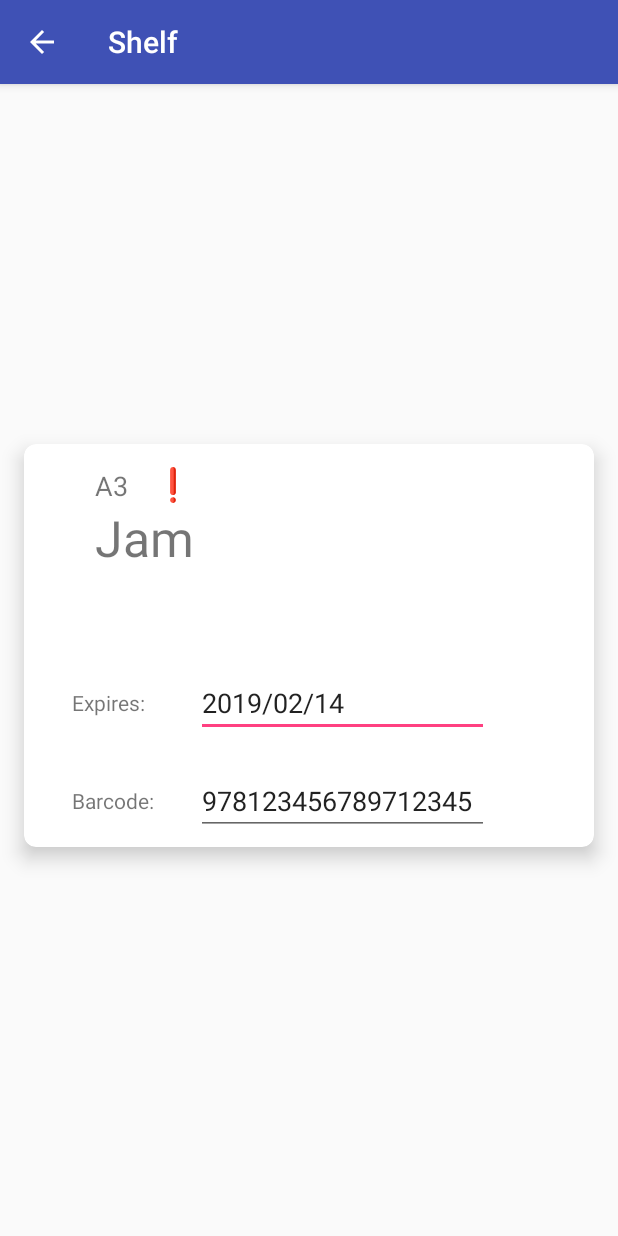
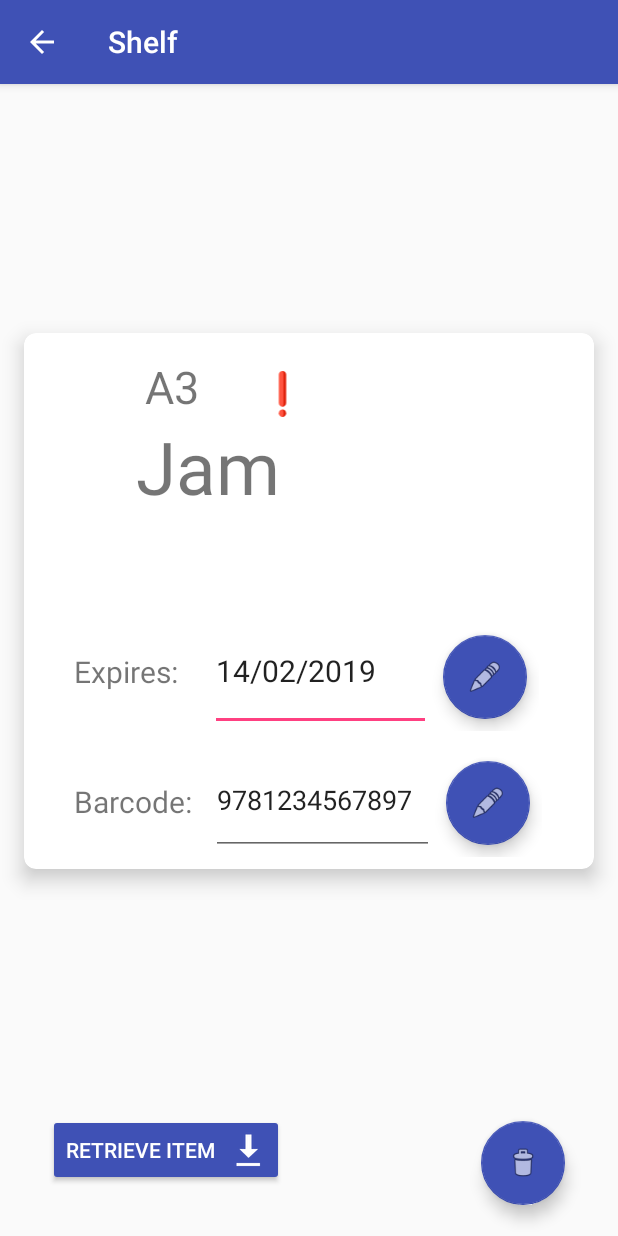
Before and after one commit to Ojasvi-Jalal/SystemDesignProject-Team2, an Android app: the ShelfActivity screen opened directly, with no data from a screen before it, on a phone screen of 412 x 824 dp. Run offline under Robolectric (Android 15) with nearby library versions, the light colour scheme and no system bars.

Commit message:
edit buttons on the card

```diff
--- a/android-app/app/src/main/java/com/example/ojasvi/roboreachapp/ShelfActivity.kt
+++ b/android-app/app/src/main/java/com/example/ojasvi/roboreachapp/ShelfActivity.kt
@@ -4,6 +4,8 @@ import android.content.Intent
 import android.support.v7.app.AppCompatActivity
 import android.os.Bundle
 import android.widget.Button
+import android.widget.EditText
+import android.support.design.widget.FloatingActionButton
 
 class ShelfActivity : AppCompatActivity() {
 
@@ -14,10 +16,17 @@ class ShelfActivity : AppCompatActivity() {
         supportActionBar?.setDisplayHomeAsUpEnabled(true)
 
         // Edit button trigger
-        val editButton = findViewById<Button>(R.id.De)
-        editButton.setOnClickListener {
-            startActivity(Intent(this, EditActivity::class.java))
+        val editButton1 = findViewById<FloatingActionButton>(R.id.editButton1)
+        val editButton2 = findViewById<FloatingActionButton>(R.id.editButton2)
+
+        editButton1.setOnClickListener {
+            val mEdit = findViewById<EditText>(R.id.expiry)
+            mEdit.isEnabled= true
         }
 
+        editButton2.setOnClickListener {
+            val mEdit = findViewById<EditText>(R.id.barcode)
+            mEdit.isEnabled = true
+        }
     }
 }
--- a/android-app/app/src/main/res/layout/activity_edit.xml
+++ b/android-app/app/src/main/res/layout/activity_edit.xml
@@ -126,7 +126,7 @@
             android:orientation="horizontal">
 
             <TextView
-                android:id="@+id/textView6"
+                android:id="@+id/textView7"
                 android:layout_width="100dp"
                 android:layout_height="match_parent"
                 android:layout_weight="1"
--- a/android-app/app/src/main/res/layout/activity_shelf.xml
+++ b/android-app/app/src/main/res/layout/activity_shelf.xml
@@ -22,19 +22,19 @@
         app:cardElevation="8dp"
         app:layout_constraintBottom_toBottomOf="parent"
         app:layout_constraintEnd_toEndOf="parent"
-        app:layout_constraintHorizontal_bias="0.486"
         app:layout_constraintStart_toStartOf="parent"
         app:layout_constraintTop_toTopOf="parent"
-        app:layout_constraintVertical_bias="0.48000002">
+        app:layout_constraintVertical_bias="0.396">
 
         <LinearLayout
             android:id="@+id/linearLayout"
-            android:layout_width="278dp"
+            android:layout_width="313dp"
             android:layout_height="wrap_content"
             android:layout_marginBottom="8dp"
             android:layout_marginEnd="32dp"
             android:layout_marginStart="32dp"
             android:orientation="vertical"
+            android:paddingLeft="1dp"
             app:layout_constraintBottom_toBottomOf="parent"
             app:layout_constraintEnd_toEndOf="parent"
             app:layout_constraintStart_toStartOf="parent"
@@ -42,8 +42,8 @@
             app:layout_constraintVertical_bias="0.13999999">
 
             <LinearLayout
-                android:layout_width="100dp"
-                android:layout_height="100dp"
+                android:layout_width="178dp"
+                android:layout_height="136dp"
                 android:orientation="vertical"
                 android:padding="15dp">
 
@@ -54,85 +54,138 @@
 
                     <TextView
                         android:id="@+id/name"
-                        android:layout_width="match_parent"
+                        android:layout_width="199dp"
                         android:layout_height="wrap_content"
                         android:layout_weight="1"
+                        android:gravity="center_vertical|center_horizontal"
                         android:text="A3"
-                        android:textSize="18sp" />
+                        android:textSize="30sp" />
 
                     <ImageView
                         android:id="@+id/warn"
                         android:layout_width="match_parent"
-                        android:layout_height="wrap_content"
+                        android:layout_height="match_parent"
                         android:layout_weight="1"
+                        android:paddingTop="10sp"
                         android:visibility="visible"
                         app:srcCompat="@drawable/ic_exclamation" />
                 </LinearLayout>
 
                 <TextView
                     android:id="@+id/title"
-                    android:layout_width="match_parent"
-                    android:layout_height="match_parent"
+                    android:layout_width="148dp"
+                    android:layout_height="66dp"
                     android:autoSizeTextType="uniform"
-                    android:gravity="bottom"
+                    android:gravity="center_vertical|fill_vertical|center_horizontal"
                     android:text="Jam"
-                    android:textSize="20sp" />
+                    android:textSize="50sp" />
             </LinearLayout>
 
             <LinearLayout
-                android:layout_width="match_parent"
-                android:layout_height="match_parent"
+                android:layout_width="310dp"
+                android:layout_height="wrap_content"
                 android:layout_marginTop="50dp"
                 android:layout_weight="1"
                 android:orientation="horizontal">
 
                 <TextView
                     android:id="@+id/textView6"
-                    android:layout_width="100dp"
+                    android:layout_width="176dp"
                     android:layout_height="match_parent"
                     android:layout_weight="1"
                     android:gravity="center_vertical"
                     android:text="Expires:"
                     android:textAlignment="textStart"
+                    android:textSize="20sp"
                     tools:layout_editor_absoluteX="36dp"
-                    tools:layout_editor_absoluteY="117dp" />
+                    tools:layout_editor_absoluteY="117dp"
+                    tools:ignore="RtlCompat" />
 
                 <EditText
-                    android:id="@+id/editText2"
+                    android:id="@+id/expiry"
+                    android:layout_width="wrap_content"
+                    android:layout_height="match_parent"
+                    android:layout_weight="1"
+                    android:ems="10"
+                    android:inputType="none"
+                    android:editable="false"
+                    android:text="14/02/2019"
+                    android:textSize="20sp" />
+
+                <android.support.design.widget.FloatingActionButton
+                    android:id="@+id/editButton1"
                     android:layout_width="wrap_content"
                     android:layout_height="wrap_content"
-                    android:layout_weight="1"
-                    android:ems="10"
-                    android:inputType="date"
-                    android:text="2019/02/14" />
+                    android:layout_marginBottom="8dp"
+                    android:layout_marginEnd="8dp"
+                    android:layout_marginRight="1dp"
+                    android:layout_marginStart="8dp"
+                    android:layout_marginTop="15dp"
+                    android:clickable="true"
+                    app:backgroundTint="@color/colorPrimary"
+                    app:fabSize="auto"
+                    app:layout_constraintBottom_toBottomOf="parent"
+                    app:layout_constraintEnd_toEndOf="parent"
+                    app:layout_constraintHorizontal_bias="0.92"
+                    app:layout_constraintStart_toStartOf="parent"
+                    app:layout_constraintTop_toTopOf="parent"
+                    app:layout_constraintVertical_bias="0.982"
+                    app:srcCompat="@android:drawable/ic_menu_edit" />
+
 
             </LinearLayout>
 
             <LinearLayout
                 android:layout_width="match_parent"
                 android:layout_height="match_parent"
-                android:layout_marginTop="20dp"
+                android:layout_marginTop="10dp"
                 android:orientation="horizontal">
 
                 <TextView
-                    android:id="@+id/textView6"
-                    android:layout_width="100dp"
+                    android:id="@+id/textView7"
+                    android:layout_width="155dp"
                     android:layout_height="match_parent"
                     android:layout_weight="1"
                     android:gravity="center_vertical"
                     android:text="Barcode:"
                     android:textAlignment="textStart"
+                    android:textSize="20sp"
                     tools:layout_editor_absoluteX="36dp"
-                    tools:layout_editor_absoluteY="117dp" />
+                    tools:layout_editor_absoluteY="117dp"
+
+                    tools:ignore="RtlCompat" />
 
                 <EditText
-                    android:id="@+id/editText3"
+                    android:id="@+id/barcode"
+                    android:layout_width="wrap_content"
+                    android:layout_height="match_parent"
+                    android:layout_marginBottom="1dp"
+                    android:layout_weight="1"
+                    android:editable="false"
+                    android:ems="10"
+                    android:inputType="none"
+                    android:text="9781234567897" />
+
+                <android.support.design.widget.FloatingActionButton
+                    android:id="@+id/editButton2"
                     android:layout_width="wrap_content"
                     android:layout_height="wrap_content"
-                    android:layout_weight="1"
-                    android:ems="10"
-                    android:inputType="number"
-                    android:text="978123456789712345" />
+                    android:layout_marginBottom="8dp"
+                    android:layout_marginEnd="8dp"
+                    android:layout_marginLeft="1dp"
+                    android:layout_marginStart="8dp"
+                    android:layout_marginTop="10dp"
+                    android:clickable="true"
+                    android:paddingRight="1dp"
+                    app:backgroundTint="@color/colorPrimary"
+                    app:fabSize="auto"
+                    app:layout_constraintBottom_toBottomOf="parent"
+                    app:layout_constraintEnd_toEndOf="parent"
+                    app:layout_constraintHorizontal_bias="0.92"
+                    app:layout_constraintStart_toStartOf="parent"
+                    app:layout_constraintTop_toTopOf="parent"
+                    app:layout_constraintVertical_bias="0.982"
+                    app:srcCompat="@android:drawable/ic_menu_edit" />
 
             </LinearLayout>
         </LinearLayout>
@@ -140,5 +193,46 @@
     </android.support.v7.widget.CardView>
 
 
+    <Button
+        android:id="@+id/retrieveButton"
+        style="@android:style/Widget.Material.Button.Colored"
+        android:layout_width="wrap_content"
+        android:layout_height="wrap_content"
+        android:layout_marginBottom="8dp"
+        android:layout_marginEnd="8dp"
+        android:layout_marginStart="8dp"
+        android:layout_marginTop="8dp"
+        android:backgroundTint="@color/colorPrimary"
+        android:drawablePadding="10dp"
+        android:drawableRight="@android:drawable/stat_sys_download_done"
+        android:gravity="left|center"
+        android:text="Retrieve item"
+        app:layout_constraintBottom_toBottomOf="parent"
+        app:layout_constraintEnd_toStartOf="@+id/deleteButton"
+        app:layout_constraintHorizontal_bias="0.164"
+        app:layout_constraintStart_toStartOf="parent"
+        app:layout_constraintTop_toBottomOf="@+id/card"
+        app:layout_constraintVertical_bias="0.859"
+        tools:layout_conversion_absoluteHeight="48dp"
+        tools:layout_conversion_absoluteWidth="123dp" />
+
+    <android.support.design.widget.FloatingActionButton
+        android:id="@+id/deleteButton"
+        android:layout_width="wrap_content"
+        android:layout_height="wrap_content"
+        android:layout_marginBottom="8dp"
+        android:layout_marginEnd="8dp"
+        android:layout_marginStart="8dp"
+        android:layout_marginTop="8dp"
+        android:clickable="true"
+        app:backgroundTint="@color/colorPrimary"
+        app:fabSize="auto"
+        app:layout_constraintBottom_toBottomOf="parent"
+        app:layout_constraintEnd_toEndOf="parent"
+        app:layout_constraintHorizontal_bias="0.92"
+        app:layout_constraintStart_toStartOf="parent"
+        app:layout_constraintTop_toTopOf="parent"
+        app:layout_constraintVertical_bias="0.982"
+        app:srcCompat="@android:drawable/ic_menu_delete" />
 
 </android.support.constraint.ConstraintLayout>
```
Also changed, not shown: 1 other file.
